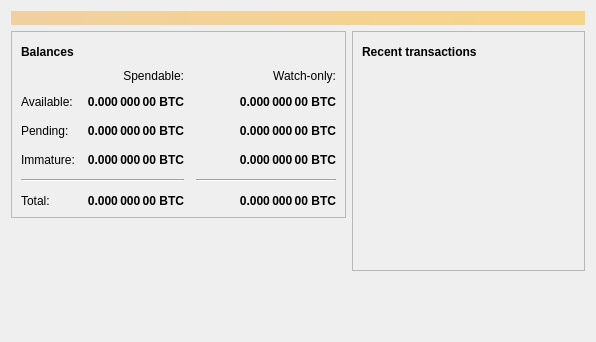
Before: the Qt Designer form src/qt/forms/overviewpage.ui in CoinBuild/smartcoin, drawn with Qt 5.
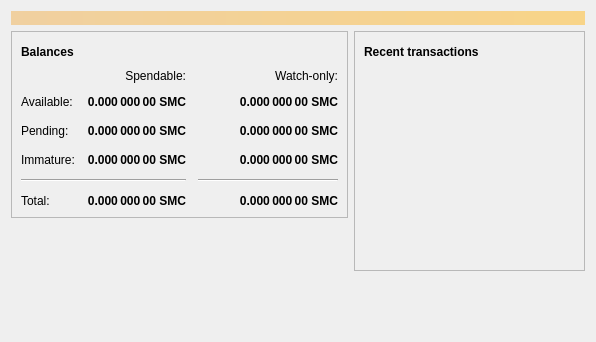
After: the same form once the commit is applied. Icons and pictures are not drawn.

Diff of the .ui file:
```diff
--- a/src/qt/forms/overviewpage.ui
+++ b/src/qt/forms/overviewpage.ui
@@ -126,7 +126,7 @@
                <string>Unconfirmed transactions to watch-only addresses</string>
               </property>
               <property name="text">
-               <string notr="true">0.000 000 00 BTC</string>
+               <string notr="true">0.000 000 00 SMC</string>
               </property>
               <property name="alignment">
                <set>Qt::AlignRight|Qt::AlignTrailing|Qt::AlignVCenter</set>
@@ -151,7 +151,7 @@
                <string>Total of transactions that have yet to be confirmed, and do not yet count toward the spendable balance</string>
               </property>
               <property name="text">
-               <string notr="true">0.000 000 00 BTC</string>
+               <string notr="true">0.000 000 00 SMC</string>
               </property>
               <property name="alignment">
                <set>Qt::AlignRight|Qt::AlignTrailing|Qt::AlignVCenter</set>
@@ -176,7 +176,7 @@
                <string>Mined balance in watch-only addresses that has not yet matured</string>
               </property>
               <property name="text">
-               <string notr="true">0.000 000 00 BTC</string>
+               <string notr="true">0.000 000 00 SMC</string>
               </property>
               <property name="alignment">
                <set>Qt::AlignRight|Qt::AlignTrailing|Qt::AlignVCenter</set>
@@ -234,7 +234,7 @@
                <string>Mined balance that has not yet matured</string>
               </property>
               <property name="text">
-               <string notr="true">0.000 000 00 BTC</string>
+               <string notr="true">0.000 000 00 SMC</string>
               </property>
               <property name="alignment">
                <set>Qt::AlignRight|Qt::AlignTrailing|Qt::AlignVCenter</set>
@@ -279,7 +279,7 @@
                <string>Your current total balance</string>
               </property>
               <property name="text">
-               <string notr="true">0.000 000 00 BTC</string>
+               <string notr="true">0.000 000 00 SMC</string>
               </property>
               <property name="alignment">
                <set>Qt::AlignRight|Qt::AlignTrailing|Qt::AlignVCenter</set>
@@ -304,7 +304,7 @@
                <string>Current total balance in watch-only addresses</string>
               </property>
               <property name="text">
-               <string notr="true">0.000 000 00 BTC</string>
+               <string notr="true">0.000 000 00 SMC</string>
               </property>
               <property name="alignment">
                <set>Qt::AlignRight|Qt::AlignTrailing|Qt::AlignVCenter</set>
@@ -346,7 +346,7 @@
                <string>Your current spendable balance</string>
               </property>
               <property name="text">
-               <string notr="true">0.000 000 00 BTC</string>
+               <string notr="true">0.000 000 00 SMC</string>
               </property>
               <property name="alignment">
                <set>Qt::AlignRight|Qt::AlignTrailing|Qt::AlignVCenter</set>
@@ -371,7 +371,7 @@
                <string>Your current balance in watch-only addresses</string>
               </property>
               <property name="text">
-               <string notr="true">0.000 000 00 BTC</string>
+               <string notr="true">0.000 000 00 SMC</string>
               </property>
               <property name="alignment">
                <set>Qt::AlignRight|Qt::AlignTrailing|Qt::AlignVCenter</set>
```
